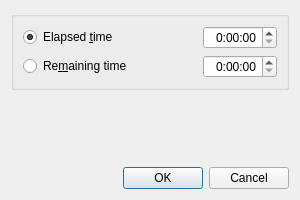
Qt form nano/settimedialog.ui (SFr682k/fightclub) before a commit.
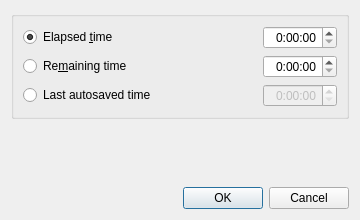
The same form after that commit. Icons and pictures are not drawn.

Commit message: Finish work on Set Time Dialog UI

Patch:
```diff
--- a/nano/settimedialog.ui
+++ b/nano/settimedialog.ui
@@ -9,14 +9,14 @@
    <rect>
     <x>0</x>
     <y>0</y>
-    <width>300</width>
-    <height>200</height>
+    <width>360</width>
+    <height>220</height>
    </rect>
   </property>
   <property name="minimumSize">
    <size>
-    <width>300</width>
-    <height>200</height>
+    <width>360</width>
+    <height>220</height>
    </size>
   </property>
   <property name="windowTitle">
@@ -39,9 +39,6 @@
       <string/>
      </property>
      <layout class="QGridLayout" name="gridLayout">
-      <property name="horizontalSpacing">
-       <number>18</number>
-      </property>
       <item row="0" column="0">
        <widget class="QRadioButton" name="etimerbox">
         <property name="text">
@@ -52,6 +49,19 @@
         </property>
        </widget>
       </item>
+      <item row="0" column="1">
+       <spacer name="horizontalSpacer">
+        <property name="orientation">
+         <enum>Qt::Horizontal</enum>
+        </property>
+        <property name="sizeHint" stdset="0">
+         <size>
+          <width>40</width>
+          <height>20</height>
+         </size>
+        </property>
+       </spacer>
+      </item>
       <item row="0" column="2">
        <widget class="QTimeEdit" name="etimeselbox">
         <property name="alignment">
@@ -63,7 +73,7 @@
           <minute>59</minute>
           <second>59</second>
          </time>
-        </property>
+       </property>
         <property name="displayFormat">
          <string>H:mm:ss</string>
         </property>
@@ -102,18 +112,25 @@
         </property>
        </widget>
       </item>
-      <item row="0" column="1">
-       <spacer name="horizontalSpacer">
-        <property name="orientation">
-         <enum>Qt::Horizontal</enum>
+      <item row="2" column="0">
+       <widget class="QRadioButton" name="atimerbox">
+        <property name="text">
+         <string>Last autosaved time</string>
         </property>
-        <property name="sizeHint" stdset="0">
-         <size>
-          <width>40</width>
-          <height>20</height>
-         </size>
+       </widget>
+      </item>
+      <item row="2" column="2">
+       <widget class="QTimeEdit" name="atimeselbox">
+        <property name="enabled">
+         <bool>false</bool>
         </property>
-       </spacer>
+        <property name="alignment">
+         <set>Qt::AlignRight|Qt::AlignTrailing|Qt::AlignVCenter</set>
+        </property>
+        <property name="displayFormat">
+         <string>H:mm:ss</string>
+        </property>
+       </widget>
       </item>
      </layout>
     </widget>
@@ -132,14 +149,43 @@
     </spacer>
    </item>
    <item>
-    <widget class="QDialogButtonBox" name="buttonBox">
-     <property name="orientation">
-      <enum>Qt::Horizontal</enum>
-     </property>
-     <property name="standardButtons">
-      <set>QDialogButtonBox::Cancel|QDialogButtonBox::Ok</set>
-     </property>
-    </widget>
+    <layout class="QHBoxLayout" name="horizontalLayout">
+     <item>
+      <spacer name="horizontalSpacer_2">
+       <property name="orientation">
+        <enum>Qt::Horizontal</enum>
+       </property>
+       <property name="sizeHint" stdset="0">
+        <size>
+         <width>40</width>
+         <height>20</height>
+        </size>
+       </property>
+      </spacer>
+     </item>
+     <item>
+      <widget class="QPushButton" name="okBttn">
+       <property name="text">
+        <string>OK</string>
+       </property>
+       <property name="icon">
+        <iconset resource="resources.qrc">
+         <normaloff>:/breeze-icons/dialog-ok-apply-16.svg</normaloff>:/breeze-icons/dialog-ok-apply-16.svg</iconset>
+       </property>
+      </widget>
+     </item>
+     <item>
+      <widget class="QPushButton" name="cancellationBttn">
+       <property name="text">
+        <string>Cancel</string>
+       </property>
+       <property name="icon">
+        <iconset resource="resources.qrc">
+         <normaloff>:/breeze-icons/dialog-cancel-16.svg</normaloff>:/breeze-icons/dialog-cancel-16.svg</iconset>
+       </property>
+      </widget>
+     </item>
+    </layout>
    </item>
   </layout>
  </widget>
```
Left out of the diff: 35 changed lines with no effect on the pictures. The commit also changes 3 other files.
